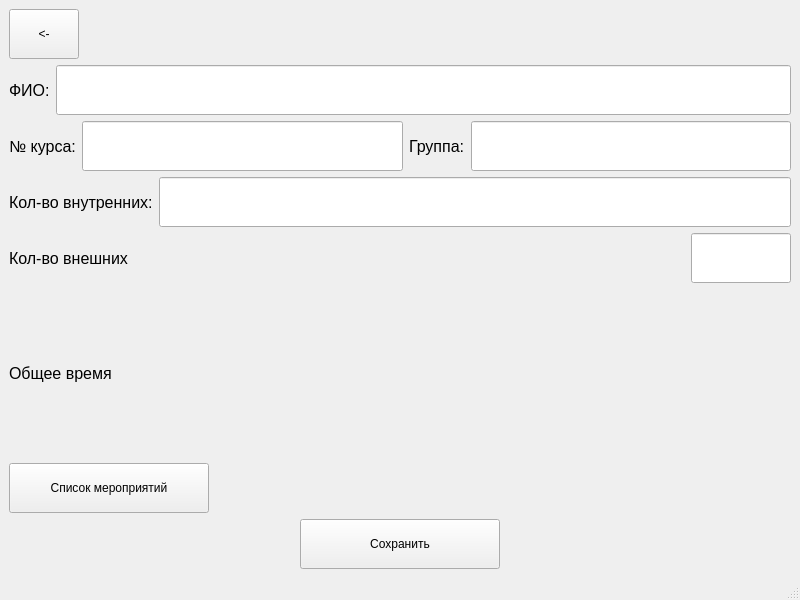
First picture: the form in qt/student.ui, repository andrei-229/valanter_app, before the edit.
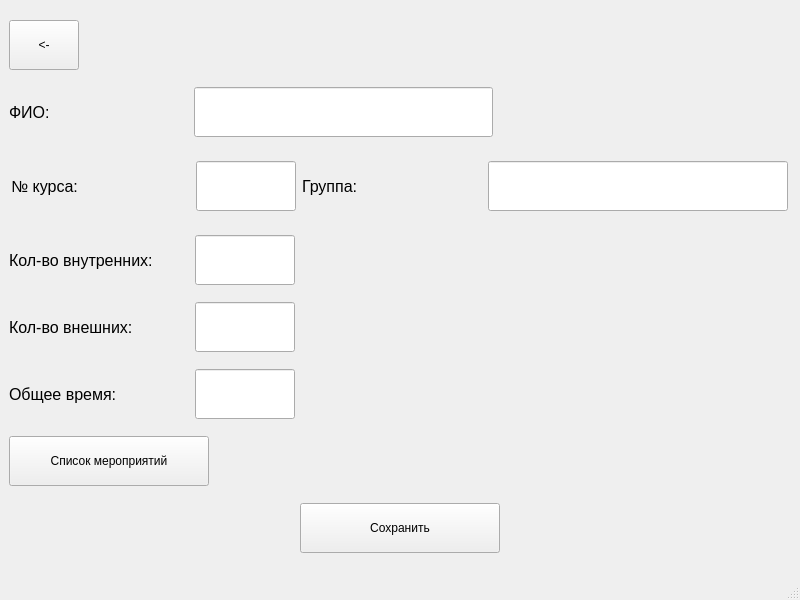
Second picture: the form after the edit.

The edit to the form file:
```diff
--- a/qt/student.ui
+++ b/qt/student.ui
@@ -38,6 +38,12 @@
      <layout class="QHBoxLayout" name="horizontalLayout">
       <item>
        <widget class="QLabel" name="label">
+        <property name="minimumSize">
+         <size>
+          <width>179</width>
+          <height>0</height>
+         </size>
+        </property>
         <property name="font">
          <font>
           <pointsize>12</pointsize>
@@ -58,6 +64,19 @@
         </property>
        </widget>
       </item>
+      <item>
+       <spacer name="horizontalSpacer_4">
+        <property name="orientation">
+         <enum>Qt::Horizontal</enum>
+        </property>
+        <property name="sizeHint" stdset="0">
+         <size>
+          <width>40</width>
+          <height>20</height>
+         </size>
+        </property>
+       </spacer>
+      </item>
      </layout>
     </item>
     <item>
@@ -66,6 +85,18 @@
        <layout class="QHBoxLayout" name="horizontalLayout_2">
         <item>
          <widget class="QLabel" name="label_2">
+          <property name="minimumSize">
+           <size>
+            <width>0</width>
+            <height>64</height>
+           </size>
+          </property>
+          <property name="maximumSize">
+           <size>
+            <width>179</width>
+            <height>16777215</height>
+           </size>
+          </property>
           <property name="font">
            <font>
             <pointsize>12</pointsize>
@@ -84,10 +115,22 @@
             <height>50</height>
            </size>
           </property>
+          <property name="maximumSize">
+           <size>
+            <width>100</width>
+            <height>16777215</height>
+           </size>
+          </property>
          </widget>
         </item>
         <item>
          <widget class="QLabel" name="label_3">
+          <property name="maximumSize">
+           <size>
+            <width>180</width>
+            <height>16777215</height>
+           </size>
+          </property>
           <property name="font">
            <font>
             <pointsize>12</pointsize>
@@ -106,6 +149,12 @@
             <height>50</height>
            </size>
           </property>
+          <property name="maximumSize">
+           <size>
+            <width>300</width>
+            <height>16777215</height>
+           </size>
+          </property>
          </widget>
         </item>
        </layout>
@@ -116,6 +165,12 @@
      <layout class="QHBoxLayout" name="horizontalLayout_4">
       <item>
        <widget class="QLabel" name="label_5">
+        <property name="minimumSize">
+         <size>
+          <width>180</width>
+          <height>0</height>
+         </size>
+        </property>
         <property name="font">
          <font>
           <pointsize>12</pointsize>
@@ -130,25 +185,50 @@
        <widget class="QLineEdit" name="lineEdit_5">
         <property name="minimumSize">
          <size>
-          <width>0</width>
+          <width>100</width>
           <height>50</height>
          </size>
         </property>
+        <property name="maximumSize">
+         <size>
+          <width>100</width>
+          <height>16777215</height>
+         </size>
+        </property>
        </widget>
       </item>
+      <item>
+       <spacer name="horizontalSpacer_2">
+        <property name="orientation">
+         <enum>Qt::Horizontal</enum>
+        </property>
+        <property name="sizeHint" stdset="0">
+         <size>
+          <width>40</width>
+          <height>20</height>
+         </size>
+        </property>
+       </spacer>
+      </item>
      </layout>
     </item>
     <item>
      <layout class="QHBoxLayout" name="horizontalLayout_5">
       <item>
        <widget class="QLabel" name="label_6">
+        <property name="minimumSize">
+         <size>
+          <width>180</width>
+          <height>0</height>
+         </size>
+        </property>
         <property name="font">
          <font>
           <pointsize>12</pointsize>
          </font>
         </property>
         <property name="text">
-         <string>Кол-во внешних</string>
+         <string>Кол-во внешних:</string>
         </property>
        </widget>
       </item>
@@ -168,22 +248,70 @@
         </property>
        </widget>
       </item>
+      <item>
+       <spacer name="horizontalSpacer">
+        <property name="orientation">
+         <enum>Qt::Horizontal</enum>
+        </property>
+        <property name="sizeHint" stdset="0">
+         <size>
+          <width>40</width>
+          <height>20</height>
+         </size>
+        </property>
+       </spacer>
+      </item>
      </layout>
     </item>
     <item>
      <layout class="QHBoxLayout" name="horizontalLayout_6">
       <item>
        <widget class="QLabel" name="label_4">
+        <property name="minimumSize">
+         <size>
+          <width>180</width>
+          <height>0</height>
+         </size>
+        </property>
         <property name="font">
          <font>
           <pointsize>12</pointsize>
          </font>
         </property>
         <property name="text">
-         <string>Общее время</string>
+         <string>Общее время:</string>
         </property>
        </widget>
       </item>
+      <item>
+       <widget class="QLineEdit" name="lineEdit_4">
+        <property name="minimumSize">
+         <size>
+          <width>100</width>
+          <height>50</height>
+         </size>
+        </property>
+        <property name="maximumSize">
+         <size>
+          <width>100</width>
+          <height>16777215</height>
+         </size>
+        </property>
+       </widget>
+      </item>
+      <item>
+       <spacer name="horizontalSpacer_3">
+        <property name="orientation">
+         <enum>Qt::Horizontal</enum>
+        </property>
+        <property name="sizeHint" stdset="0">
+         <size>
+          <width>40</width>
+          <height>20</height>
+         </size>
+        </property>
+       </spacer>
+      </item>
      </layout>
     </item>
     <item>
```
Left out of the diff: 6 changed lines with no effect on the pictures.
